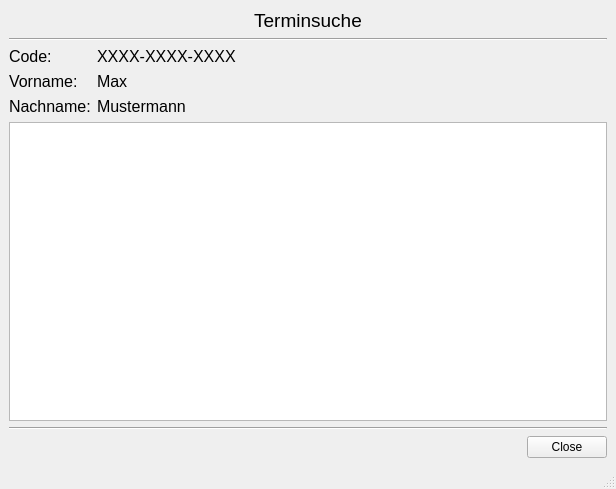
Old version of the form tools/gui/terminsuche.ui in the repository timreibe/vaccipy.
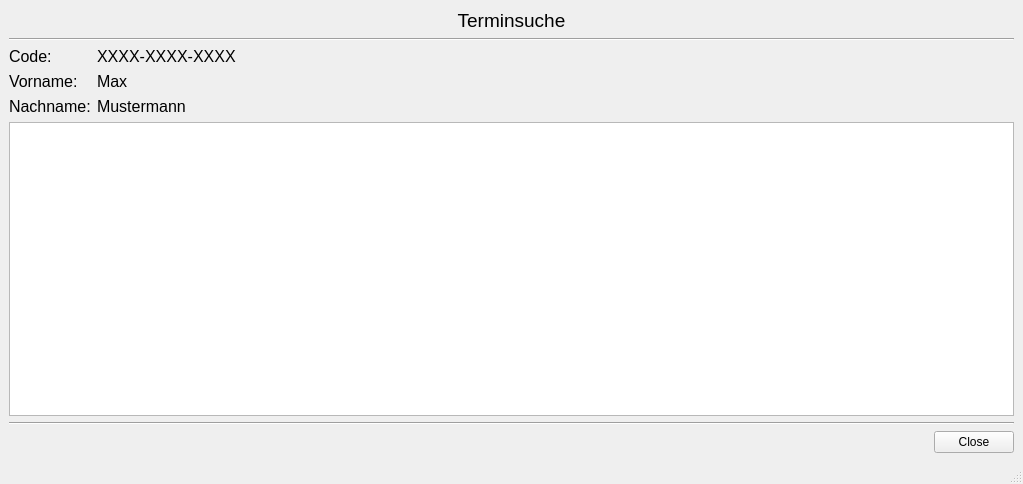
New version of the form.

Commit message: start größe an die Ausgabe angepasst

Patch:
```diff
--- a/tools/gui/terminsuche.ui
+++ b/tools/gui/terminsuche.ui
@@ -6,8 +6,8 @@
    <rect>
     <x>0</x>
     <y>0</y>
-    <width>616</width>
-    <height>489</height>
+    <width>1023</width>
+    <height>484</height>
    </rect>
   </property>
   <property name="windowTitle">
```
